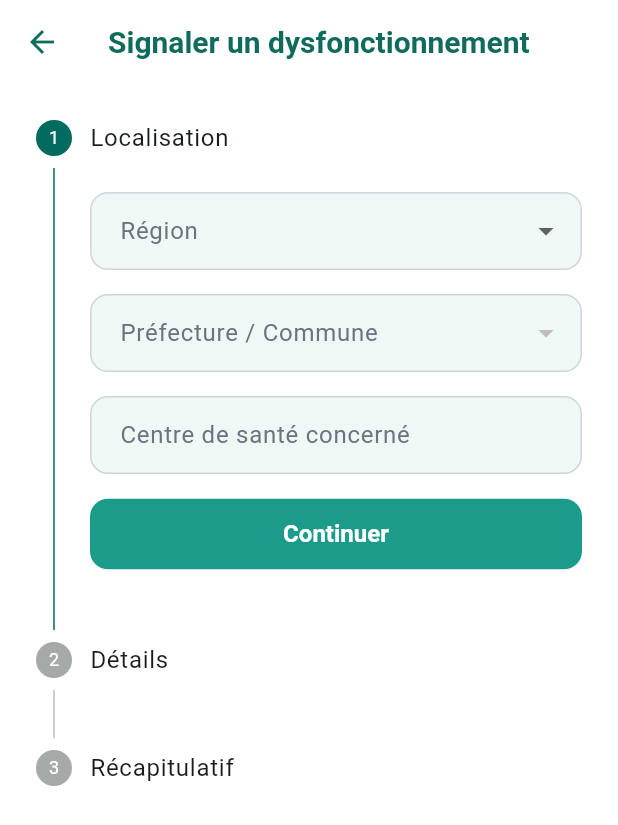
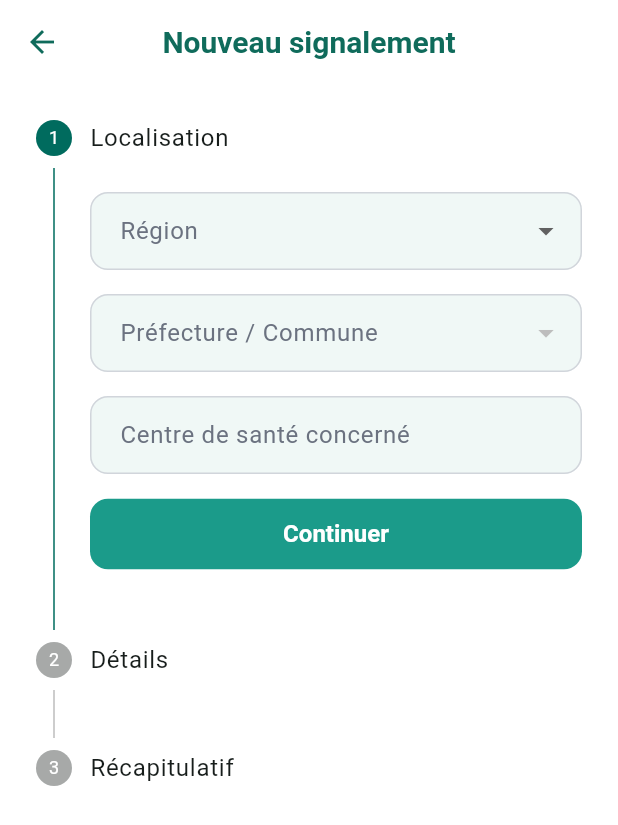
Before and after one commit to zidaboureima-dot/clm_ocass_v3, a Flutter app: the screen it shows after launch, after a tap on "Signaler un dysfonctionnement", on a phone screen of 412 x 824 dp. Shown: the top 825 px of the screen. Run offline on Flutter 3.47's test engine with Material 3 defaults, Android fonts, the phone set to English and light mode, and no system bars; our stand-ins replace audioplayers, image_picker, shared_preferences, supabase_flutter; missing offline and left inert: record; accounts and stored records are empty; network calls fail.

Commit message:
Harmonise le nom affiche (CLM-OCASS) et raccourcit le titre du formulaire
Deux points cosmetiques releves en examinant les captures d'ecran reelles :
- lib/main.dart affichait 'CLM/OCASS Guinee' (barre oblique) la ou
  android:label, le bundle iOS et la fiche store utilisent le tiret.
- Le titre de l'AppBar du formulaire etait tronque a l'ecran en 'Signaler un
  dysfoncti...' ; remplace par 'Nouveau signalement'. Le bouton de l'ecran
  d'accueil garde le libelle complet, plus explicite a cet endroit.

Le diagnostic a revele que la barre oblique subsiste dans 4 Edge Functions
(FROM_EMAIL et corps des emails aux responsables) : non traite ici car cela
impose un redeploiement, documente en section 8 de FICHE_STORE.md pour etre
fait avec la levee de la dette n.1 de DETTES_SAAS.md.

```diff
--- a/lib/main.dart
+++ b/lib/main.dart
@@ -22,7 +22,7 @@ class MyApp extends StatelessWidget {
   @override
   Widget build(BuildContext context) {
     return MaterialApp(
-      title: 'CLM/OCASS Guinée',
+      title: 'CLM-OCASS Guinée',
       theme: AppTheme.lightTheme(),
       home: const HomePage(),
       debugShowCheckedModeBanner: false,
@@ -56,7 +56,7 @@ class _HomePageState extends State<HomePage> {
   Widget build(BuildContext context) {
     return Scaffold(
       appBar: AppBar(
-        title: const Text('CLM/OCASS Guinée'),
+        title: const Text('CLM-OCASS Guinée'),
       ),
       body: SingleChildScrollView(
         padding: const EdgeInsets.fromLTRB(16, 12, 16, 12),
--- a/lib/screens/signalement_form_screen.dart
+++ b/lib/screens/signalement_form_screen.dart
@@ -188,7 +188,7 @@ class _SignalementFormScreenState extends State<SignalementFormScreen> {
   @override
   Widget build(BuildContext context) {
     return Scaffold(
-      appBar: AppBar(title: const Text('Signaler un dysfonctionnement')),
+      appBar: AppBar(title: const Text('Nouveau signalement')),
       body: Stepper(
         currentStep: _etapeActuelle,
         onStepContinue: () {
```
Also changed, not shown: 1 other file.
